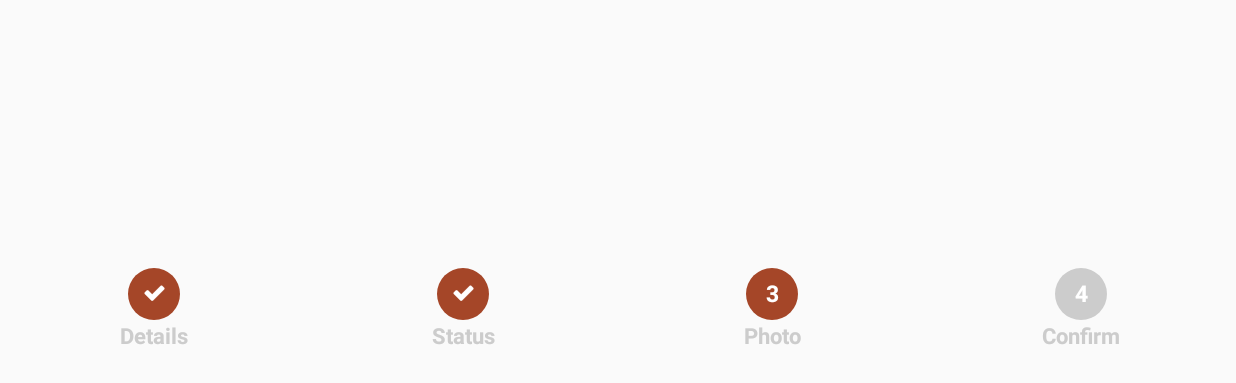
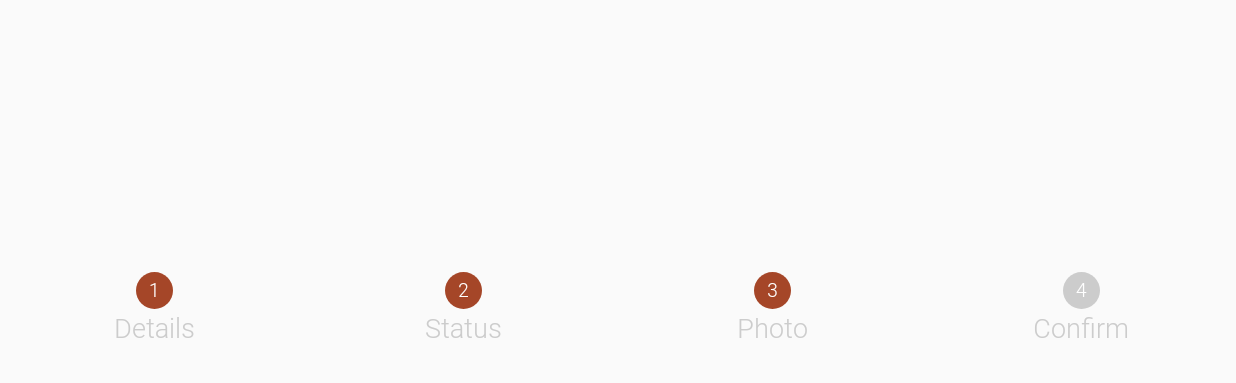
Before and after one commit to kofigyan/SoronkoStepper, an Android app: the StepperFourCheckActivity screen opened directly, with no data from a screen before it, on a phone screen of 824 x 412 dp (held sideways). Shown: the top 383 px of the screen. Run offline under Robolectric (Android 15) with nearby library versions, the phone set to English and light mode, and no system bars.

Commit message:
check Readme.md update

```diff
--- a/app/src/main/java/com/kofigyan/soronkostepperview/activity/StepperFourCheckActivity.kt
+++ b/app/src/main/java/com/kofigyan/soronkostepperview/activity/StepperFourCheckActivity.kt
@@ -1,10 +1,19 @@
 package com.kofigyan.soronkostepperview.activity
 
+import android.os.Bundle
 import com.kofigyan.soronkostepperview.R
+import com.kofigyan.soronkostepperview.util.ROBOTO_LIGHT_TYPEFACE
 
 class StepperFourCheckActivity : BaseDescriptionActivity() {
 
     override val layout: Int
         get() = R.layout.activity_check_four_stepper
 
+    override fun onCreate(savedInstanceState: Bundle?) {
+        super.onCreate(savedInstanceState)
+
+        mStepper.stepperNumberTypeface = ROBOTO_LIGHT_TYPEFACE
+        mStepper.stepperDescriptionTypeface = ROBOTO_LIGHT_TYPEFACE
+    }
+
 }
--- a/app/src/main/res/layout/activity_check_four_stepper.xml
+++ b/app/src/main/res/layout/activity_check_four_stepper.xml
@@ -9,7 +9,9 @@
     <com.kofigyan.soronkostepper.SoronkoStepper
             android:layout_width="match_parent"
             android:id="@+id/soronko_stepper"
-            app:ssv_checkStepperCompleted="true"
+            app:ssv_checkStepperCompleted="false"
+            app:ssv_stepperSize="25dp"
+            app:ssv_stepperDescriptionSize="18dp"
             app:ssv_maxStepperNumber="four"
             app:ssv_currentStepperNumber="three"
             android:layout_height="wrap_content"/>
```
Also changed, not shown: 2 other files.
